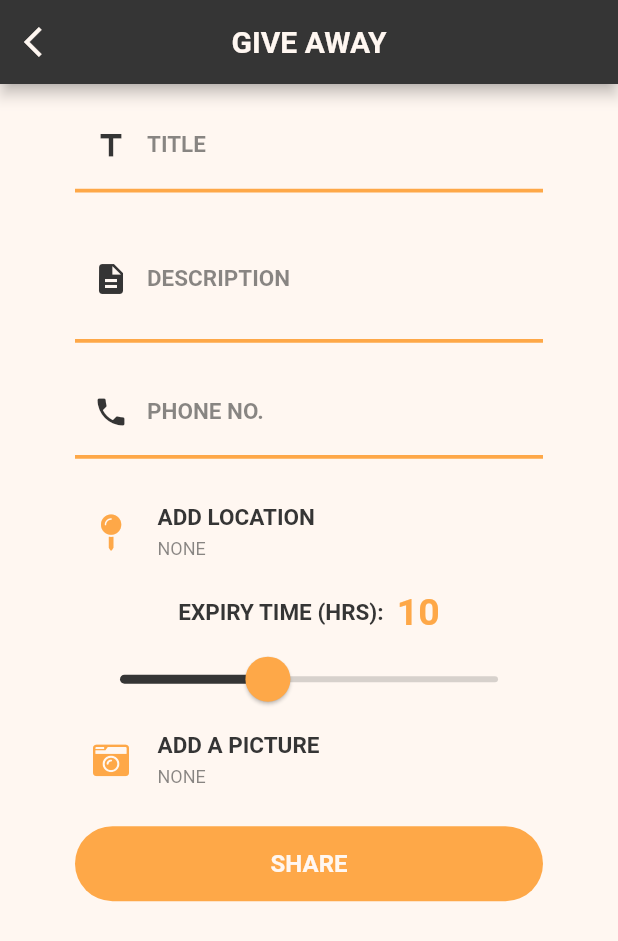
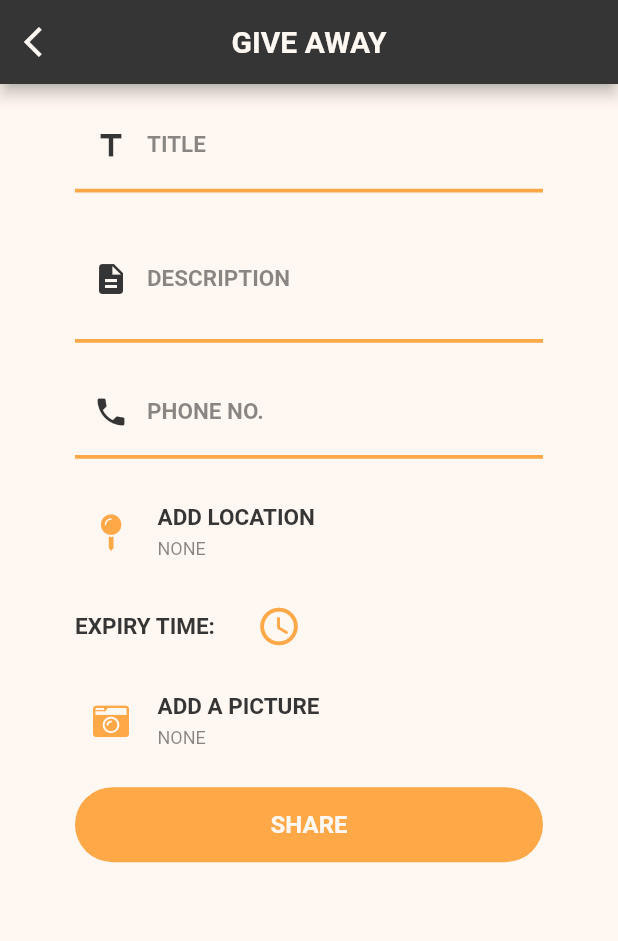
Before and after one commit to Food-For-Good/ffg-mobile, a Flutter app: the GiveAwayScreen screen opened by its route, on a phone screen of 412 x 824 dp. Shown: the top 941 px of the screen. Run offline on Flutter 3.47's test engine with Material 2 defaults, Android fonts, the phone set to English and light mode, and no system bars; our stand-ins replace cloud_firestore, firebase_auth, flushbar, flutter_map, flutter_spinkit, font_awesome_flutter and 3 more; missing offline and left inert: geocoder, mapbox_gl; accounts and stored records are empty; Roboto replaces fonts that are missing (Proxima Nova).

Commit message:
Date & Time Picker added

```diff
--- a/lib/components/circular_button.dart
+++ b/lib/components/circular_button.dart
@@ -7,6 +7,7 @@ class CircularButton extends StatelessWidget {
   final Function pressed;
   final double height;
   final double width;
+  final double fontSize;
 
   CircularButton({
     this.splashColour = Colors.deepOrange,
@@ -14,7 +15,8 @@ class CircularButton extends StatelessWidget {
     this.title,
     this.pressed,
     this.height = 150.0,
-    this.width = 150.0
+    this.width = 150.0,
+    this.fontSize = 28.0
   });
 
   @override
@@ -38,7 +40,7 @@ class CircularButton extends StatelessWidget {
                 style: TextStyle(
                   color: Colors.white,
                   fontWeight: FontWeight.bold,
-                  fontSize: 28.0,
+                  fontSize: this.fontSize,
                 ),
               ),
             ),
--- a/lib/constants.dart
+++ b/lib/constants.dart
@@ -35,6 +35,22 @@ Widget kAppBar(
     centerTitle: true,
   );
 }
+
+String kFormatDateTime(DateTime givenTime) {
+    String day, month, year, time, date;
+    year = givenTime.toString().substring(0, 4);
+    month = givenTime.toString().substring(5, 7);
+    day = givenTime.toString().substring(8, 10);
+    date = day + '/' + month + '/' + year;
+    time = (givenTime.hour == 0 || givenTime.hour == 12
+                ? 12
+                : givenTime.hour.toInt() % 12)
+            .toString() +
+        ':' +
+        (givenTime.minute.toInt() % 60).toString().padLeft(2, '0') +
+        (givenTime.hour > 12 ? ' PM' : ' AM');
+    return date + ' - ' + time;
+  }
 
 void kShowFlushBar(
     {String content, BuildContext context, bool customError = false}) {
--- a/lib/screens/give_away_screen.dart
+++ b/lib/screens/give_away_screen.dart
@@ -4,8 +4,10 @@ import 'package:flutter_spinkit/flutter_spinkit.dart';
 import 'package:font_awesome_flutter/font_awesome_flutter.dart';
 import 'package:geocoder/geocoder.dart';
 import 'package:geolocator/geolocator.dart';
+import 'package:flutter/cupertino.dart';
 
 import 'package:FoodForGood/constants.dart';
+import 'package:FoodForGood/components/circular_button.dart';
 import 'package:FoodForGood/components/rounded_button.dart';
 import 'package:FoodForGood/components/text_feild.dart';
 import 'package:FoodForGood/services/auth_service.dart';
@@ -25,15 +27,6 @@ class GiveAwayScreen extends StatefulWidget {
 }
 
 class _GiveAwayScreenState extends State<GiveAwayScreen> {
-  @override
-  void initState() {
-    super.initState();
-    this.setUsername();
-    this.getUserEmail();
-    this.title = widget.editTitle;
-    this.description = widget.editDescription;
-  }
-
   setUsername() async {
     this.username = await AuthService().getUsername();
   }
@@ -58,7 +51,10 @@ class _GiveAwayScreenState extends State<GiveAwayScreen> {
     ),
   );
   Position currentPosition;
-  int expiryTime = 10;
+  DateTime currentTime = DateTime.now();
+  DateTime expiryTime;
+  bool first = true;
+  bool setExpiryTime = false;
 
   Firestore _firestore = Firestore.instance;
 
@@ -124,6 +120,16 @@ class _GiveAwayScreenState extends State<GiveAwayScreen> {
   }
 
   @override
+  void initState() {
+    super.initState();
+    this.setUsername();
+    this.getUserEmail();
+    this.title = widget.editTitle;
+    this.description = widget.editDescription;
+    this.expiryTime = currentTime;
+  }
+
+  @override
   Widget build(BuildContext context) {
     return SafeArea(
       child: Scaffold(
@@ -136,7 +142,14 @@ class _GiveAwayScreenState extends State<GiveAwayScreen> {
             Navigator.pop(context);
           },
         ),
-        body: ListView(
+        body: Container(
+          child: NotificationListener<OverscrollIndicatorNotification>(
+            onNotification: (OverscrollIndicatorNotification overscroll) {
+              // This will stop overscroll glow effect.
+              overscroll.disallowGlow();
+              return;
+            },
+            child: ListView(
               shrinkWrap: true,
               padding: EdgeInsets.symmetric(horizontal: 50.0, vertical: 10.0),
               children: <Widget>[
@@ -165,7 +178,8 @@ class _GiveAwayScreenState extends State<GiveAwayScreen> {
                     this.description = value;
                   },
                   textCap: TextCapitalization.sentences,
-              editingController: TextEditingController(text: this.description),
+                  editingController:
+                      TextEditingController(text: this.description),
                 ),
                 SizedBox(height: 15.0),
                 CustomTextFeild(
@@ -222,49 +236,82 @@ class _GiveAwayScreenState extends State<GiveAwayScreen> {
                 ),
                 SizedBox(height: 15.0),
                 Row(
-              mainAxisAlignment: MainAxisAlignment.center,
+                  mainAxisAlignment: MainAxisAlignment.start,
                   children: <Widget>[
                     Text(
-                  'EXPIRY TIME (HRS): ',
+                      'EXPIRY TIME: ',
                       style: kHeadingStyle.copyWith(
                         fontSize: 15.0,
                         color: kSecondaryColor,
                       ),
                     ),
-                SizedBox(width: 5.0),
-                Text(
-                  this.expiryTime.toString(),
-                  style: kHeadingStyle.copyWith(
-                    fontSize: 25.0,
+                    SizedBox(width: 15.0),
+                    IconButton(
+                      icon: Icon(
+                        Icons.schedule_rounded,
                         color: kPrimaryColor,
                       ),
-                ),
+                      onPressed: () {
+                        first = false;
+                        setState(() {
+                          setExpiryTime = true;
+                        });
+                      },
+                      iconSize: 30.0,
+                    )
                   ],
                 ),
-            SliderTheme(
-              data: SliderTheme.of(context).copyWith(
-                thumbColor: kPrimaryColor,
-                overlayColor: kPrimaryColor.withAlpha(50),
-                activeTrackColor: kSecondaryColor,
-                inactiveTrackColor: kSecondaryColor.withAlpha(50),
-                overlayShape: RoundSliderOverlayShape(
-                  overlayRadius: 30,
-                ),
-                thumbShape: RoundSliderThumbShape(
-                  enabledThumbRadius: 15,
+                SizedBox(height: 15.0),
+                if (!first)
+                  Text(
+                    kFormatDateTime(this.expiryTime),
+                    textAlign: TextAlign.center,
+                    style: TextStyle(
+                      fontWeight: FontWeight.bold,
+                      fontSize: 20.0,
                     ),
                   ),
-              child: Slider(
-                value: expiryTime.toDouble(),
-                min: 1.0,
-                max: 24.0,
-                onChanged: (double newExpiryTime) {
+                if (setExpiryTime)
+                  Container(
+                    child: Row(
+                      mainAxisAlignment: MainAxisAlignment.spaceBetween,
+                      children: [
+                        Container(
+                          height: 200.0,
+                          width: 250.0,
+                          child: CupertinoTheme(
+                            data: CupertinoThemeData(
+                                textTheme: CupertinoTextThemeData(
+                                    dateTimePickerTextStyle: kTextStyle)),
+                            child: CupertinoDatePicker(
+                              initialDateTime: this.expiryTime,
+                              minimumDate:
+                                  currentTime.subtract(Duration(seconds: 30)),
+                              maximumYear: currentTime.year + 1,
+                              onDateTimeChanged: (dateTime) {
                                 setState(() {
-                    expiryTime = newExpiryTime.toInt();
+                                  this.expiryTime = dateTime;
                                 });
                               },
                             ),
                           ),
+                        ),
+                        CircularButton(
+                          title: 'Done',
+                          fontSize: 10.0,
+                          colour: kPrimaryColor,
+                          height: 40.0,
+                          width: 40.0,
+                          pressed: () {
+                            setState(() {
+                              setExpiryTime = false;
+                            });
+                          },
+                        )
+                      ],
+                    ),
+                  ),
+                if (!first) SizedBox(height: 15.0),
                 Row(
                   children: <Widget>[
                     IconButton(
@@ -343,6 +390,8 @@ class _GiveAwayScreenState extends State<GiveAwayScreen> {
               ],
             ),
           ),
+        ),
+      ),
     );
   }
 }
--- a/pubspec.yaml
+++ b/pubspec.yaml
@@ -57,6 +57,9 @@ dev_dependencies:
   flushbar: ^1.9.1
   flutter_spinkit: ^4.0.0
 
+  #DateTime Picker
+  flutter_datetime_picker: ^1.5.0
+
 # For information on the generic Dart part of this file, see the
 # following page: https://dart.dev/tools/pub/pubspec
 
```
Also changed, not shown: pubspec.lock. Lines whose indentation alone changed are shown as unchanged.
